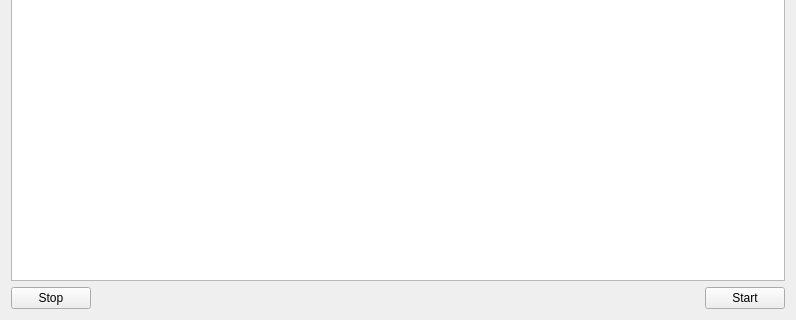
First picture: the form in networkwindow.ui, repository involodya/ZINA_Blockchain, before the edit; both pictures show x 0 to 796 and y 164 to 484 of the 796 by 484 pixel window.
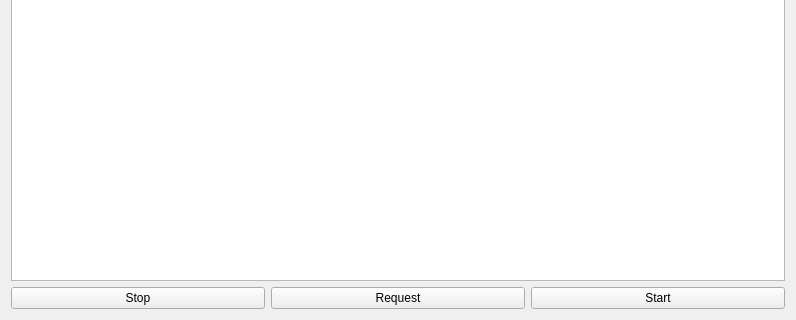
Second picture: the form after the edit.

Patch:
```diff
--- a/networkwindow.ui
+++ b/networkwindow.ui
@@ -26,17 +26,11 @@
      </widget>
     </item>
     <item row="1" column="1">
-     <spacer name="horizontalSpacer">
-      <property name="orientation">
-       <enum>Qt::Horizontal</enum>
+     <widget class="QPushButton" name="requesting">
+      <property name="text">
+       <string>Request</string>
       </property>
-      <property name="sizeHint" stdset="0">
-       <size>
-        <width>653</width>
-        <height>20</height>
-       </size>
-      </property>
-     </spacer>
+     </widget>
     </item>
     <item row="1" column="2">
      <widget class="QPushButton" name="starting">
```
Left out of the diff: 8 changed lines with no effect on the pictures.
